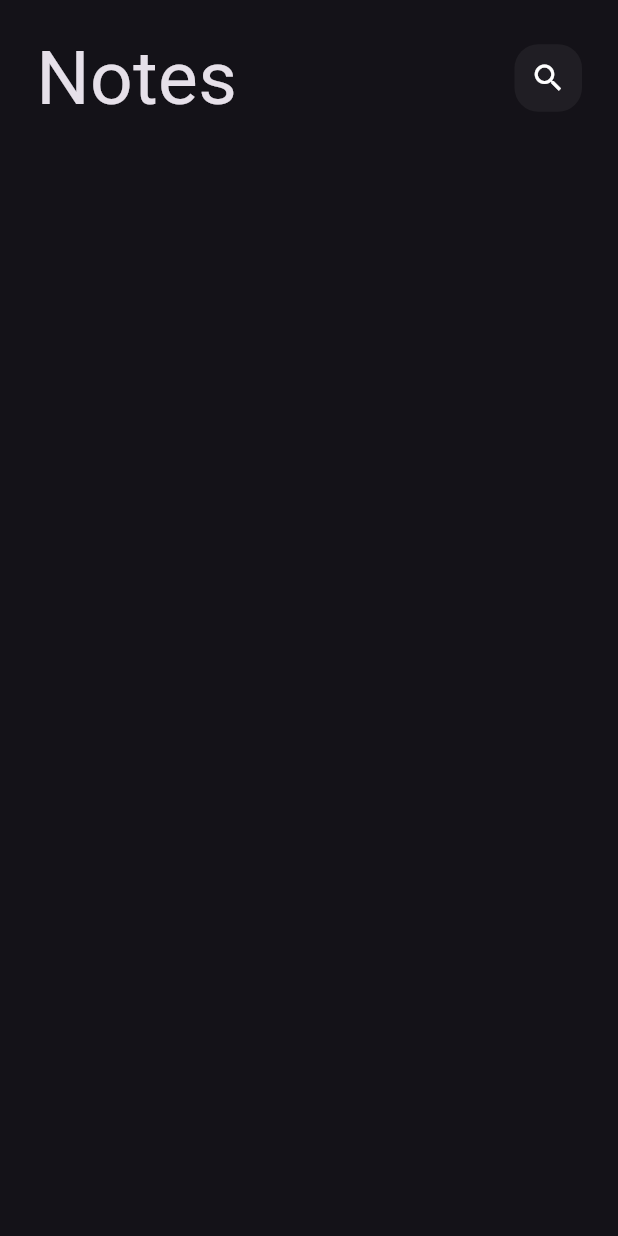
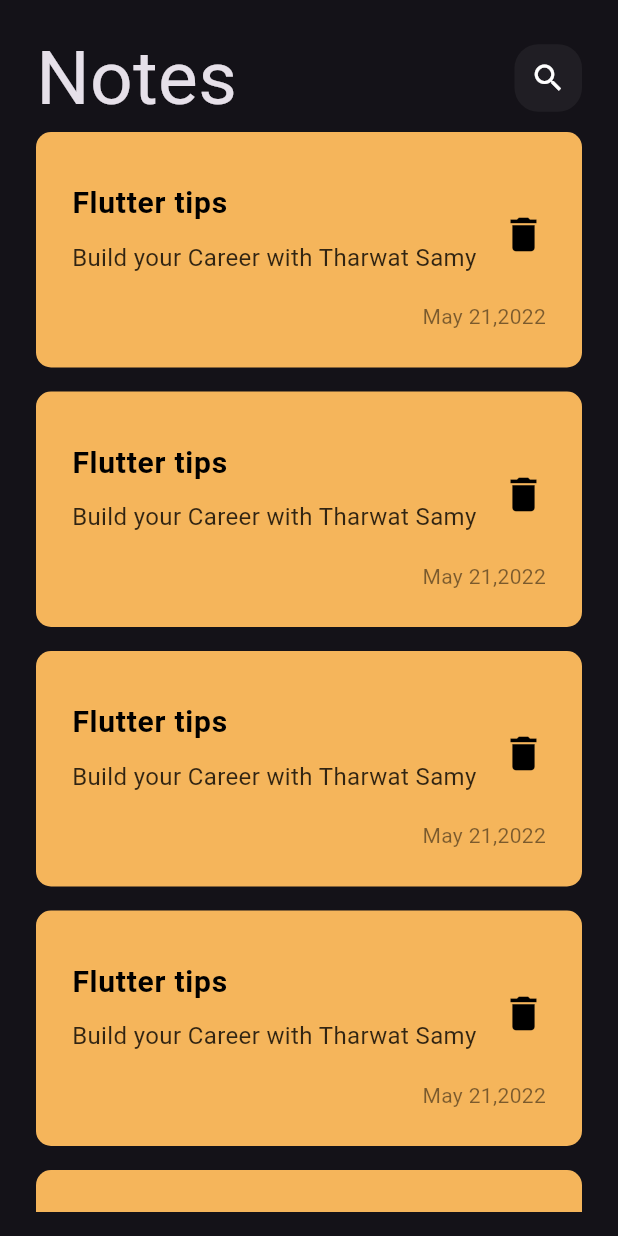
Before and after one commit to TH26-m/Notes-App, a Flutter app: the screen it shows after launch, on a phone screen of 412 x 824 dp. Run offline on Flutter 3.47's test engine with Material 3 defaults, Android fonts, the phone set to English and light mode, and no system bars.

Commit message:
added note_list_view with the items

```diff
--- /dev/null
+++ b/lib/views/widgets/NoteItem.dart
@@ -0,0 +1,34 @@
+import 'package:flutter/material.dart';
+
+class NoteItem extends StatelessWidget {
+  const NoteItem({super.key});
+
+  @override
+  Widget build(BuildContext context) {
+    return  Container(
+      padding:const EdgeInsets.all(24),
+      decoration:const BoxDecoration(
+        borderRadius: BorderRadius.all(Radius.circular(10),),
+        color: Color.fromARGB(255, 245, 181, 91)
+      ),
+      child:  Column(
+        crossAxisAlignment: CrossAxisAlignment.end,
+        children: [
+          ListTile(
+            contentPadding: EdgeInsets.zero,
+            title:const  Padding(
+              padding: EdgeInsets.only(bottom: 10),
+              child: Text("Flutter tips" , style: TextStyle(color: Colors.black , fontSize: 20 , fontWeight: FontWeight.w600),),
+            ),
+            subtitle: Padding(
+              padding: const EdgeInsets.only(bottom: 10),
+              child: Text("Build your Career with Tharwat Samy" , style:  TextStyle(color: Colors.black.withOpacity(0.8), fontSize: 16),),
+            ),
+            trailing: const Icon(Icons.delete , color: Colors.black, size: 30,),
+          ),
+          Text("May 21,2022" , style: TextStyle(color: Colors.black.withOpacity(0.5)),) ,
+        ],
+      ),
+    );
+  }
+}
--- a/lib/views/widgets/Notes-_view_body.dart
+++ b/lib/views/widgets/Notes-_view_body.dart
@@ -1,4 +1,6 @@
 import 'package:flutter/material.dart';
+import 'package:flutter/widgets.dart';
+import 'package:notes_app/views/widgets/NoteItem.dart';
 import 'package:notes_app/views/widgets/custom_app_bar.dart';
 
 class NoteViewBody extends StatelessWidget {
@@ -13,8 +15,23 @@ class NoteViewBody extends StatelessWidget {
         children: [
           //SizedBox( ),
           customAppBAr(),
+          Expanded(child: NoteItemsLIst(),) ,
         ],
       ),
     );
   }
 }
+
+class NoteItemsLIst extends StatelessWidget {
+  const NoteItemsLIst({super.key});
+
+  @override
+  Widget build(BuildContext context) {
+    return ListView.builder(itemBuilder: (context , i){
+      return const Padding(
+        padding:  EdgeInsets.only(bottom: 16),
+        child: NoteItem(),
+      );
+    }) ;
+  }
+}
```
